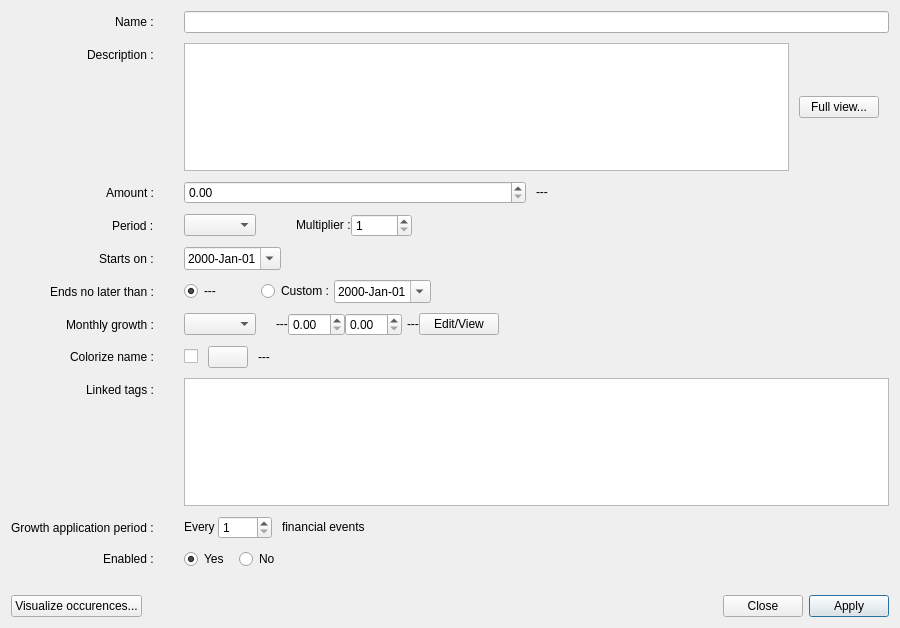
Old version of the form src/editperiodicdialog.ui in the repository redmoon1945/gbp.
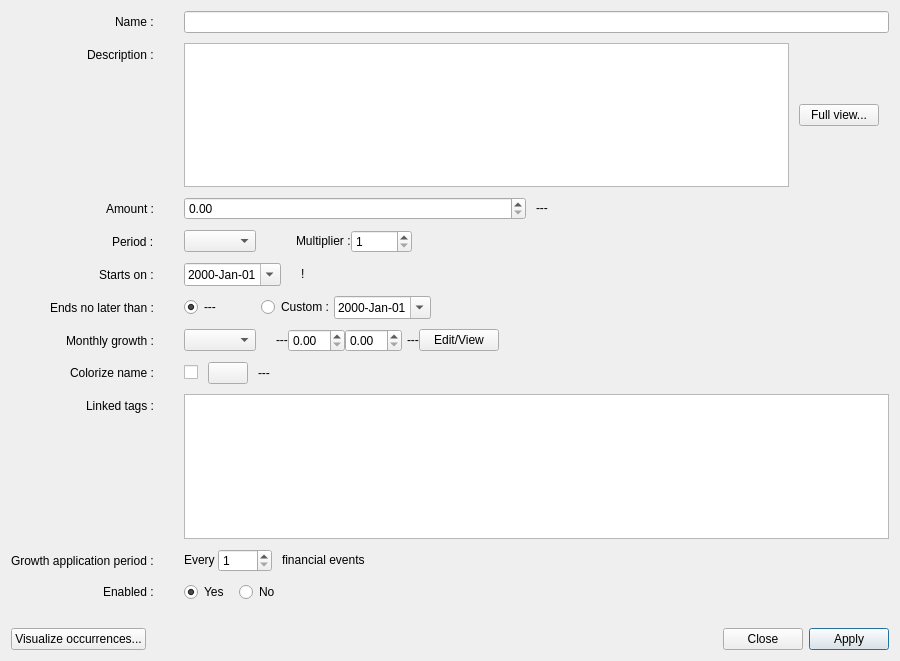
New version of the form.

The edit to the form file:
```diff
--- a/src/editperiodicdialog.ui
+++ b/src/editperiodicdialog.ui
@@ -7,7 +7,7 @@
     <x>0</x>
     <y>0</y>
     <width>900</width>
-    <height>628</height>
+    <height>661</height>
    </rect>
   </property>
   <property name="sizePolicy">
@@ -137,6 +137,9 @@
            <property name="text">
             <string>Full view...</string>
            </property>
+           <property name="autoDefault">
+            <bool>false</bool>
+           </property>
           </widget>
          </item>
          <item>
@@ -384,7 +387,7 @@
             <date>
              <year>1999</year>
              <month>10</month>
-             <day>31</day>
+             <day>23</day>
             </date>
            </property>
            <property name="displayFormat">
@@ -398,6 +401,43 @@
            </property>
           </widget>
          </item>
+         <item>
+          <spacer name="horizontalSpacer_7">
+           <property name="orientation">
+            <enum>Qt::Orientation::Horizontal</enum>
+           </property>
+           <property name="sizeType">
+            <enum>QSizePolicy::Policy::Fixed</enum>
+           </property>
+           <property name="sizeHint" stdset="0">
+            <size>
+             <width>20</width>
+             <height>20</height>
+            </size>
+           </property>
+          </spacer>
+         </item>
+         <item>
+          <widget class="QLabel" name="startWarningLabel">
+           <property name="sizePolicy">
+            <sizepolicy hsizetype="Preferred" vsizetype="Fixed">
+             <horstretch>0</horstretch>
+             <verstretch>0</verstretch>
+            </sizepolicy>
+           </property>
+           <property name="font">
+            <font>
+             <bold>false</bold>
+            </font>
+           </property>
+           <property name="toolTip">
+            <string>&lt;html&gt;&lt;head/&gt;&lt;body&gt;&lt;p&gt;Start date occurs after End date. No financial event will be generated.&lt;/p&gt;&lt;/body&gt;&lt;/html&gt;</string>
+           </property>
+           <property name="text">
+            <string>!</string>
+           </property>
+          </widget>
+         </item>
          <item>
           <spacer name="horizontalSpacer_5">
            <property name="orientation">
@@ -488,8 +528,8 @@
            <property name="minimumDate">
             <date>
              <year>1999</year>
-             <month>11</month>
-             <day>2</day>
+             <month>10</month>
+             <day>25</day>
             </date>
            </property>
            <property name="displayFormat">
@@ -614,6 +654,9 @@
            <property name="text">
             <string>Edit/View</string>
            </property>
+           <property name="autoDefault">
+            <bool>false</bool>
+           </property>
           </widget>
          </item>
          <item>
@@ -685,6 +728,9 @@
            <property name="text">
             <string/>
            </property>
+           <property name="autoDefault">
+            <bool>false</bool>
+           </property>
           </widget>
          </item>
          <item>
@@ -972,7 +1018,10 @@
           <string>&lt;html&gt;&lt;head/&gt;&lt;body&gt;&lt;p&gt;View the financial events that will be generated for this Cash Stream Definition with the parameters defined in this form.&lt;/p&gt;&lt;/body&gt;&lt;/html&gt;</string>
          </property>
          <property name="text">
-          <string>Visualize occurences...</string>
+          <string>Visualize occurrences...</string>
+         </property>
+         <property name="autoDefault">
+          <bool>false</bool>
          </property>
         </widget>
        </item>
@@ -994,6 +1043,12 @@
          <property name="text">
           <string>Close</string>
          </property>
+         <property name="autoDefault">
+          <bool>false</bool>
+         </property>
+         <property name="default">
+          <bool>false</bool>
+         </property>
         </widget>
        </item>
        <item>
@@ -1001,6 +1056,9 @@
          <property name="text">
           <string>Apply</string>
          </property>
+         <property name="autoDefault">
+          <bool>false</bool>
+         </property>
          <property name="default">
           <bool>true</bool>
          </property>
```
Left out of the diff: 6 changed lines with no effect on the pictures.
